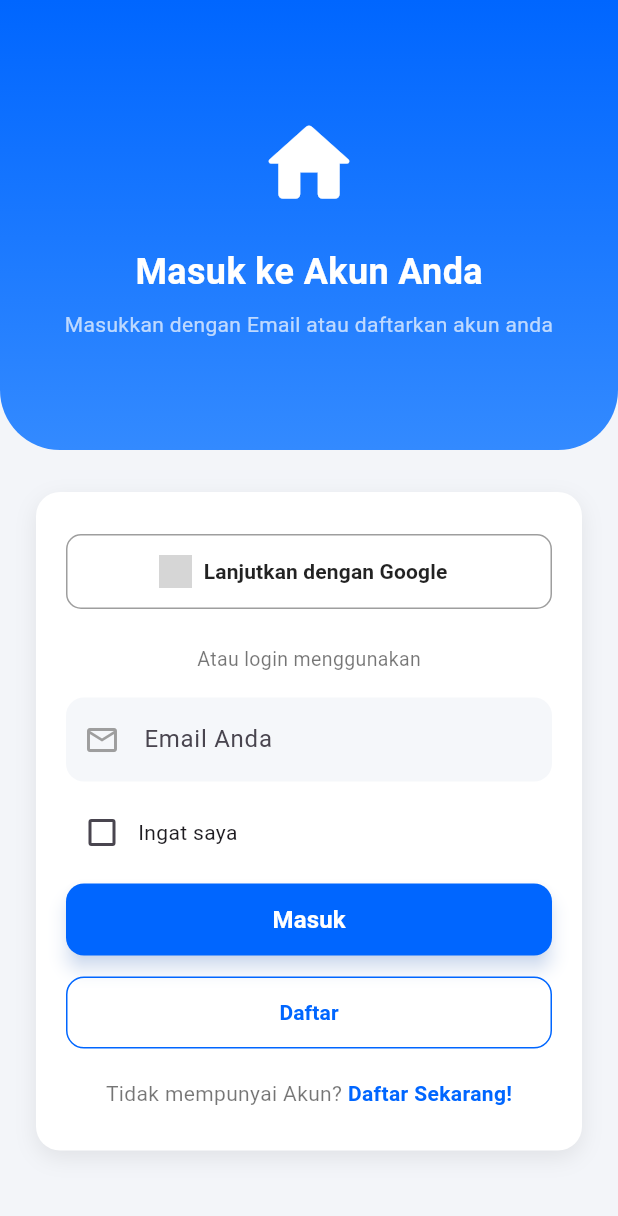
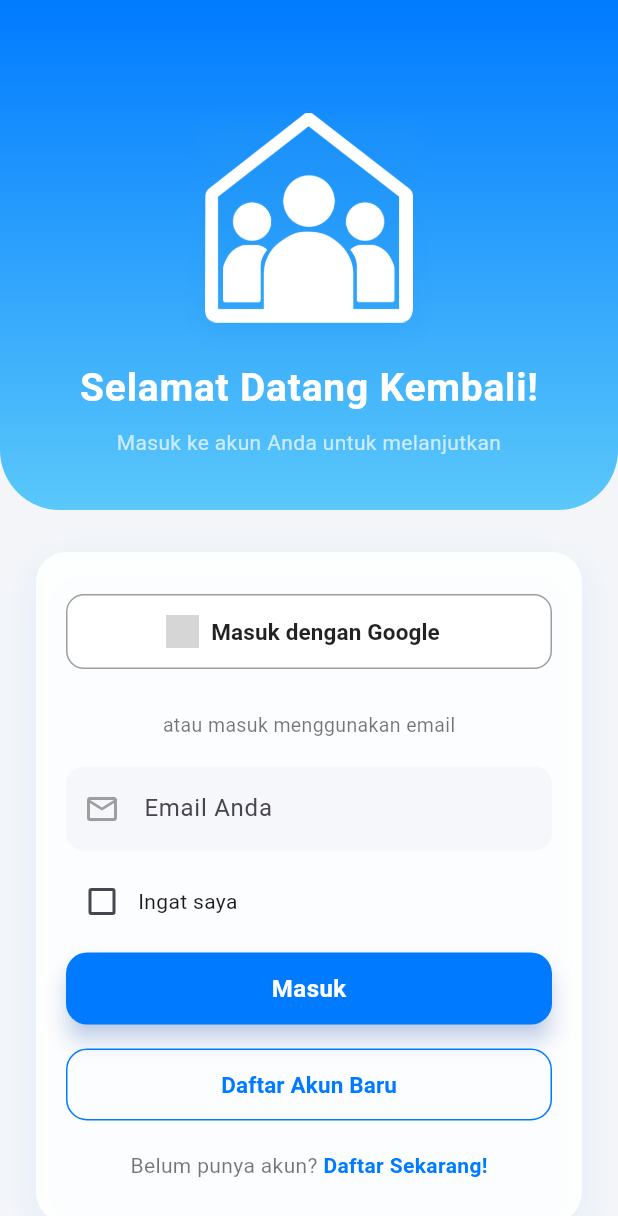
Before and after one commit to nabilkencana/WargaKita, a Flutter app: the screen it shows after launch, on a phone screen of 412 x 824 dp. Shown: the top 1216 px of the screen. Run offline on Flutter 3.47's test engine with Material 3 defaults, Android fonts, the phone set to English and light mode, and no system bars; our stand-ins replace file_picker, image_picker; network calls fail; grey boxes are pictures that could not be loaded.

Commit message:
Update Main.dart (Login Page)

```diff
--- /dev/null
+++ b/devtools_options.yaml
@@ -0,0 +1,3 @@
+description: This file stores settings for Dart & Flutter DevTools.
+documentation: https://docs.flutter.dev/tools/devtools/extensions#configure-extension-enablement-states
+extensions:
--- a/lib/main.dart
+++ b/lib/main.dart
@@ -1,5 +1,6 @@
 import 'package:flutter/material.dart';
 import 'register_screen.dart';
+
 
 void main() {
   runApp(const LoginApp());
@@ -35,13 +36,13 @@ class _LoginScreenState extends State<LoginScreen> {
       body: SingleChildScrollView(
         child: Column(
           children: [
-            // 🔹 Bagian atas dengan gradient biru
+            // 🔹 Bagian atas dengan gradient lembut + ilustrasi
             Container(
               width: double.infinity,
-              height: 300,
+              height: 340,
               decoration: const BoxDecoration(
                 gradient: LinearGradient(
-                  colors: [Color(0xFF0066FF), Color(0xFF338AFF)],
+                  colors: [Color(0xFF007BFF), Color(0xFF5AC8FA)],
                   begin: Alignment.topCenter,
                   end: Alignment.bottomCenter,
                 ),
@@ -52,53 +53,71 @@ class _LoginScreenState extends State<LoginScreen> {
               ),
               child: Column(
                 mainAxisAlignment: MainAxisAlignment.center,
-                children: const [
-                  Icon(Icons.home_rounded, color: Colors.white, size: 70),
-                  SizedBox(height: 20),
-                  Text(
-                    "Masuk ke Akun Anda",
+                children: [
+                  const SizedBox(height: 40),
+                  Center(
+                    child: Container(
+                      decoration: BoxDecoration(
+                        boxShadow: [
+                          BoxShadow(
+                            color: Colors.blue.withOpacity(0.3),
+                            blurRadius: 15,
+                            offset: const Offset(0, 6),
+                          ),
+                        ],
+                      ),
+                      child: Image.asset(
+                        'assets/images/Vector.png',
+                        height: 140,
+                        fit: BoxFit.contain,
+                      ),
+                    ),
+                  ),
+                  const SizedBox(height: 25),
+                  const Text(
+                    "Selamat Datang Kembali!",
                     style: TextStyle(
-                      fontSize: 24,
+                      fontSize: 26,
                       color: Colors.white,
                       fontWeight: FontWeight.bold,
+                      letterSpacing: 0.5,
                     ),
                   ),
-                  SizedBox(height: 8),
-                  Padding(
+                  const SizedBox(height: 8),
+                  const Padding(
                     padding: EdgeInsets.symmetric(horizontal: 32),
                     child: Text(
-                      "Masukkan dengan Email atau daftarkan akun anda",
+                      "Masuk ke akun Anda untuk melanjutkan",
                       textAlign: TextAlign.center,
-                      style: TextStyle(
-                        color: Colors.white70,
-                        fontSize: 14,
-                      ),
+                      style: TextStyle(color: Colors.white70, fontSize: 14),
                     ),
                   ),
                 ],
               ),
             ),
 
-            // 🔸 Card Form Login
+            // 🔸 Card Login (Glassmorphism style)
             Padding(
               padding: const EdgeInsets.symmetric(horizontal: 24, vertical: 28),
               child: Container(
-                padding:
-                    const EdgeInsets.symmetric(horizontal: 20, vertical: 28),
+                padding: const EdgeInsets.symmetric(
+                  horizontal: 20,
+                  vertical: 28,
+                ),
                 decoration: BoxDecoration(
-                  color: Colors.white,
-                  borderRadius: BorderRadius.circular(16),
+                  color: Colors.white.withOpacity(0.9),
+                  borderRadius: BorderRadius.circular(20),
                   boxShadow: [
                     BoxShadow(
-                      color: Colors.black.withOpacity(0.08),
-                      blurRadius: 12,
-                      offset: const Offset(0, 5),
+                      color: Colors.blue.withOpacity(0.08),
+                      blurRadius: 20,
+                      offset: const Offset(0, 8),
                     ),
                   ],
                 ),
                 child: Column(
                   children: [
-                    // Tombol Google
+                    // 🔘 Login Google
                     SizedBox(
                       width: double.infinity,
                       height: 50,
@@ -109,73 +128,82 @@ class _LoginScreenState extends State<LoginScreen> {
                           height: 22,
                         ),
                         label: const Text(
-                          "Lanjutkan dengan Google",
+                          "Masuk dengan Google",
                           style: TextStyle(
                             color: Colors.black87,
                             fontWeight: FontWeight.w600,
+                            fontSize: 15,
                           ),
                         ),
                         style: OutlinedButton.styleFrom(
                           backgroundColor: Colors.white,
                           side: const BorderSide(color: Colors.grey),
                           shape: RoundedRectangleBorder(
-                            borderRadius: BorderRadius.circular(10),
+                            borderRadius: BorderRadius.circular(12),
                           ),
+                          shadowColor: Colors.black12,
                         ),
                       ),
                     ),
 
-                    const SizedBox(height: 24),
+                    const SizedBox(height: 28),
                     const Text(
-                      "Atau login menggunakan",
+                      "atau masuk menggunakan email",
                       style: TextStyle(color: Colors.black54, fontSize: 13),
                     ),
-                    const SizedBox(height: 16),
+                    const SizedBox(height: 18),
 
-                    // Input Email
+                    // 📩 Input Email
                     TextField(
                       controller: emailController,
+                      keyboardType: TextInputType.emailAddress,
                       decoration: InputDecoration(
                         hintText: "Email Anda",
                         filled: true,
                         fillColor: const Color(0xFFF5F7FA),
-                        prefixIcon: const Icon(Icons.email_outlined,
-                            color: Colors.grey),
+                        prefixIcon: const Icon(
+                          Icons.email_outlined,
+                          color: Colors.grey,
+                        ),
                         border: OutlineInputBorder(
                           borderRadius: BorderRadius.circular(12),
                           borderSide: BorderSide.none,
                         ),
                       ),
                     ),
+
                     const SizedBox(height: 10),
 
-                    // Ingat Saya
+                    // 🔘 Ingat saya
                     Row(
                       children: [
                         Checkbox(
-                          activeColor: const Color(0xFF0066FF),
+                          activeColor: const Color(0xFF007BFF),
                           value: rememberMe,
                           onChanged: (val) =>
                               setState(() => rememberMe = val ?? false),
                         ),
-                        const Text("Ingat saya"),
+                        const Text(
+                          "Ingat saya",
+                          style: TextStyle(fontSize: 14),
+                        ),
                       ],
                     ),
                     const SizedBox(height: 10),
 
-                    // Tombol Masuk
+                    // 🔹 Tombol Masuk (Animated)
                     SizedBox(
                       width: double.infinity,
                       height: 48,
                       child: ElevatedButton(
                         onPressed: () {},
                         style: ElevatedButton.styleFrom(
-                          backgroundColor: const Color(0xFF0066FF),
+                          backgroundColor: const Color(0xFF007BFF),
                           shape: RoundedRectangleBorder(
-                            borderRadius: BorderRadius.circular(12),
+                            borderRadius: BorderRadius.circular(14),
                           ),
-                          shadowColor: Colors.blueAccent.withOpacity(0.4),
-                          elevation: 5,
+                          elevation: 6,
+                          shadowColor: Colors.blueAccent.withOpacity(0.5),
                         ),
                         child: const Text(
                           "Masuk",
@@ -183,14 +211,15 @@ class _LoginScreenState extends State<LoginScreen> {
                             fontSize: 16,
                             fontWeight: FontWeight.bold,
                             color: Colors.white,
+                            letterSpacing: 0.3,
                           ),
                         ),
                       ),
                     ),
 
-                    const SizedBox(height: 14),
+                    const SizedBox(height: 16),
 
-                    // Tombol Daftar
+                    // 🔹 Tombol Daftar
                     SizedBox(
                       width: double.infinity,
                       height: 48,
@@ -204,16 +233,17 @@ class _LoginScreenState extends State<LoginScreen> {
                           );
                         },
                         style: OutlinedButton.styleFrom(
-                          side: const BorderSide(color: Color(0xFF0066FF)),
+                          side: const BorderSide(color: Color(0xFF007BFF)),
                           shape: RoundedRectangleBorder(
-                            borderRadius: BorderRadius.circular(12),
+                            borderRadius: BorderRadius.circular(14),
                           ),
                         ),
                         child: const Text(
-                          "Daftar",
+                          "Daftar Akun Baru",
                           style: TextStyle(
                             fontWeight: FontWeight.bold,
-                            color: Color(0xFF0066FF),
+                            color: Color(0xFF007BFF),
+                            fontSize: 15,
                           ),
                         ),
                       ),
@@ -221,16 +251,16 @@ class _LoginScreenState extends State<LoginScreen> {
 
                     const SizedBox(height: 20),
 
-                    // Teks bawah
+                    // 🔸 Teks bawah
                     const Text.rich(
                       TextSpan(
-                        text: "Tidak mempunyai Akun? ",
+                        text: "Belum punya akun? ",
                         style: TextStyle(color: Colors.black54),
                         children: [
                           TextSpan(
                             text: "Daftar Sekarang!",
                             style: TextStyle(
-                              color: Color(0xFF0066FF),
+                              color: Color(0xFF007BFF),
                               fontWeight: FontWeight.bold,
                             ),
                           ),
--- a/lib/register_screen.dart
+++ b/lib/register_screen.dart
@@ -50,6 +50,7 @@ class _RegisterScreenState extends State<RegisterScreen> {
         nikController.text.isNotEmpty &&
         selectedDate != null &&
         selectedCity != null &&
+        uploadedFile != null &&
         agree;
   }
 
--- a/lib/social_screen.dart
+++ b/lib/social_screen.dart
@@ -165,7 +165,7 @@ class _SocialScreenState extends State<SocialScreen> {
                       Icons.camera_alt_outlined,
                       color: Colors.black54,
                     ),
-                    labelText: "Instagram",
+                    labelText: "Instagram (Opsional)",
                     border: OutlineInputBorder(),
                   ),
                 ),
@@ -175,7 +175,7 @@ class _SocialScreenState extends State<SocialScreen> {
                   controller: facebookController,
                   decoration: const InputDecoration(
                     prefixIcon: Icon(Icons.facebook, color: Colors.black54),
-                    labelText: "Facebook",
+                    labelText: "Facebook (Opsional)",
                     border: OutlineInputBorder(),
                   ),
                 ),
--- a/pubspec.yaml
+++ b/pubspec.yaml
@@ -30,7 +30,6 @@ environment:
 dependencies:
   flutter:
     sdk: flutter
-
   # The following adds the Cupertino Icons font to your application.
   # Use with the CupertinoIcons class for iOS style icons.
   cupertino_icons: ^1.0.8
@@ -38,6 +37,7 @@ dependencies:
   image_picker: ^1.2.0
   file_picker: ^10.3.3
   dotted_border: ^3.1.0
+  carousel_slider: ^4.2.1
 
 dev_dependencies:
   flutter_test:
@@ -60,6 +60,8 @@ flutter:
   # included with your application, so that you can use the icons in
   # the material Icons class.
   uses-material-design: true
+  assets:
+    - assets/images/
 
   # To add assets to your application, add an assets section, like this:
   # assets:
```
Also changed, not shown: assets/images/Logo.png (added), assets/images/Vector.png (added), assets/images/Vector.svg (added).
